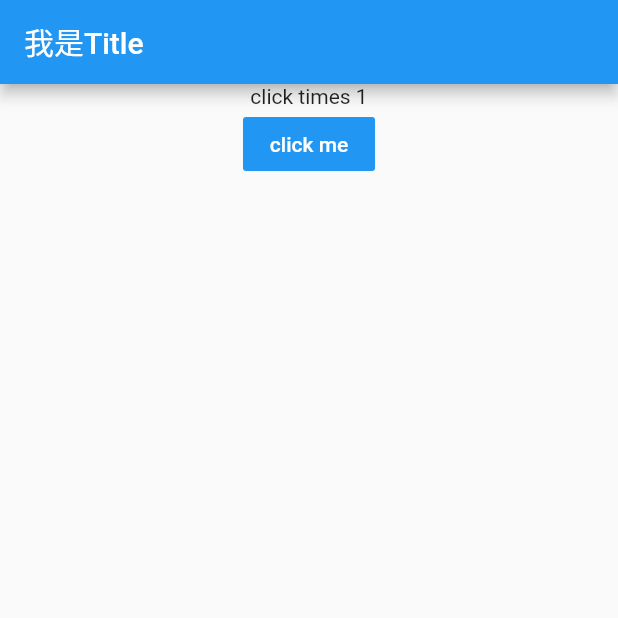
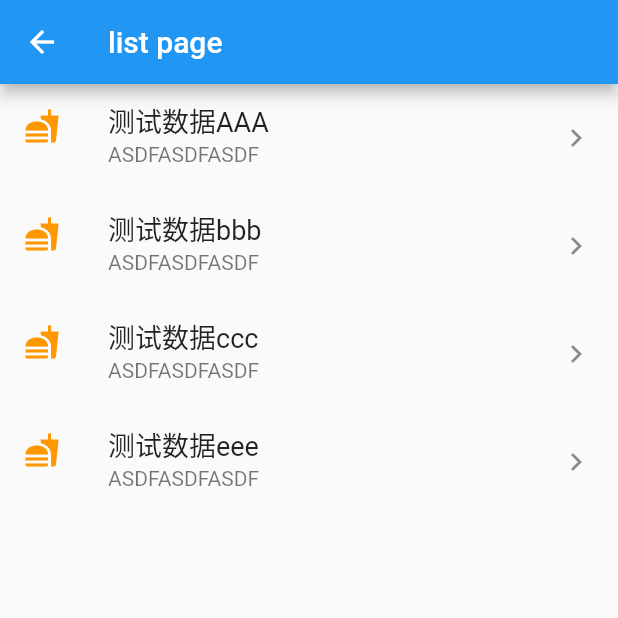
Before and after one commit to scalerone/flutter-demo, a Flutter app: the screen it shows after launch, after a tap on "click me", on a phone screen of 412 x 824 dp, the top half of it. Run offline on Flutter 3.47's test engine with Material 2 defaults, Android fonts, the phone set to English and light mode, and no system bars.

Commit message:
路由跳转1

```diff
--- /dev/null
+++ b/lib/list.dart
@@ -0,0 +1,43 @@
+import 'package:flutter/material.dart';
+
+class ListPage extends StatelessWidget {
+  const ListPage({Key key}) : super(key: key);
+
+  @override
+  Widget build(BuildContext context) {
+    List<Widget> list = <Widget>[];
+    var data = [
+      {"id":1,"title":"测试数据AAA","subtitle":"ASDFASDFASDF"},
+      {"id":2,"title":"测试数据bbb","subtitle":"ASDFASDFASDF"},
+      {"id":3,"title":"测试数据ccc","subtitle":"ASDFASDFASDF"},
+      {"id":4,"title":"测试数据eee","subtitle":"ASDFASDFASDF"},
+    ];
+       //根据Demo数据，构造列表ListTile组件list
+    for (var item in data ) {
+
+      list.add( ListTile(
+          title: Text(item["title"],style: TextStyle(fontSize: 18.0) ),
+          subtitle: Text(item["subtitle"]),
+          leading:  Icon( Icons.fastfood, color:Colors.orange ),
+          trailing: Icon(Icons.keyboard_arrow_right)
+      ));
+    }
+  //    List l1 = ['a', 'b', 'c', 'd'];
+  // for(int i=0; i<l1.length; i++) {
+  //   print('now is ${i} -- ${l1[i]}');
+  // }
+
+    return Scaffold(
+      appBar: AppBar(
+        title: Text('list page'),
+      ),
+       body: Center(
+        child: ListView(
+          children: list,
+        )
+      ),
+    );
+
+
+  }
+}
--- a/lib/main.dart
+++ b/lib/main.dart
@@ -1,6 +1,6 @@
 import 'package:flutter/material.dart';
 import 'package:flutter/rendering.dart';
-
+import 'list.dart';
 void main() => runApp(MyApp());
 
 class MyApp extends StatelessWidget {
@@ -37,8 +37,13 @@ class MyHomePageState extends State<MyHomePage>{
                   textColor: Colors.white,
                   onPressed: (){
                     setState(() {
-                      _counter++;
-                      this.msg = 'click times '+'$_counter';
+                      // _counter++;
+                      // this.msg = 'click times '+'$_counter';
+                      Navigator.push(context, MaterialPageRoute(builder:(context) {
+                                return  ListPage();
+                       }));
+
+
                     });
                   },
                   child: Text(
```
